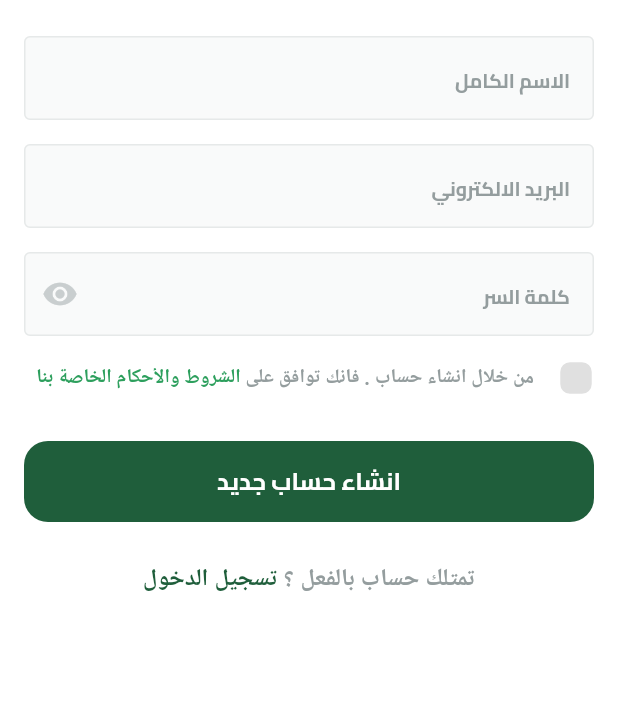
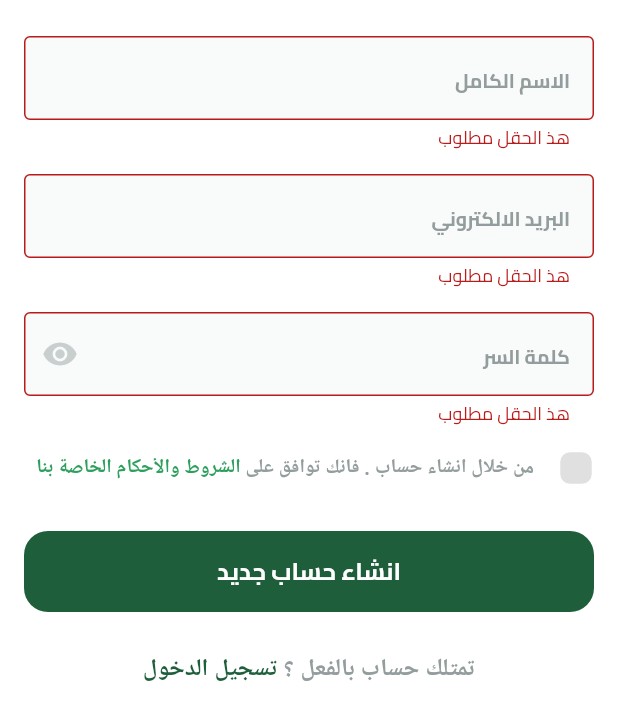
Before and after one commit to mohammedakilan/fruit_hub, a Flutter app: the SignupViewBody widget shown alone on an empty page, opened directly, after a tap on "انشاء حساب جديد", on a phone screen of 412 x 824 dp. Shown: the top 720 px of the screen. Run offline on Flutter 3.47's test engine with Material 3 defaults, Android fonts, the phone set to English and light mode, and no system bars; our stand-ins replace bloc, dartz, dots_indicator, firebase_auth, firebase_core, flutter_bloc and 4 more; accounts and stored records are empty.

```diff
--- a/lib/core/services/get_it.dart
+++ b/lib/core/services/get_it.dart
@@ -5,7 +5,7 @@ import 'package:get_it/get_it.dart';
 
 final getIt = GetIt.instance;
 
-void setup() {
+void setupGitIt() {
   getIt.registerSingleton<FirebaseAuthService>(FirebaseAuthService());
   getIt.registerSingleton<AuthRepo>(
       AuthRepoImpl(firebaseAuthService: getIt<FirebaseAuthService>()));
--- a/lib/core/widgets/custom_text_filed.dart
+++ b/lib/core/widgets/custom_text_filed.dart
@@ -6,14 +6,22 @@ class CustomTextFromFiled extends StatelessWidget {
     super.key,
     required this.hintText,
     required this.keyboardType,
-     this.suffixIcon,
+     this.suffixIcon, this.onSaved,
   });
   final String hintText;
   final TextInputType keyboardType;
   final Widget? suffixIcon;
+  final void Function(String?)? onSaved ;
   @override
   Widget build(BuildContext context) {
     return TextFormField(
+      onSaved:onSaved ,
+      validator: (value) {
+        if(value == null || value.isEmpty){
+          return 'هذ الحقل مطلوب';
+        }
+        return null;
+      },
       keyboardType: keyboardType,
       decoration: InputDecoration(
           suffixIcon: suffixIcon,
--- a/lib/features/auth/data/repo/auth_repo_impl.dart
+++ b/lib/features/auth/data/repo/auth_repo_impl.dart
@@ -22,7 +22,7 @@ class AuthRepoImpl extends AuthRepo {
     } on CustomException catch (e) {
       return Left(ServerFailure(e.message));
     } catch (e) {
-      return Left(ServerFailure('An error occurred , please try later'));
+      return Left(ServerFailure('حدث خطأ، يرجى المحاولة لاحقًا.'));
     }
   }
 }
--- a/lib/features/auth/presentation/views/widgets/signup_view_body.dart
+++ b/lib/features/auth/presentation/views/widgets/signup_view_body.dart
@@ -1,35 +1,60 @@
 import 'package:flutter/material.dart';
+import 'package:flutter_bloc/flutter_bloc.dart';
 import 'package:fruit_hub/constants.dart';
 import 'package:fruit_hub/core/widgets/custom_button.dart';
 import 'package:fruit_hub/core/widgets/custom_text_filed.dart';
+import 'package:fruit_hub/features/auth/presentation/cubits/features/signup/presentation/cubit/signup/signup_cubit.dart';
 import 'package:fruit_hub/features/auth/presentation/views/widgets/have_account.dart';
 import 'package:fruit_hub/features/auth/presentation/views/widgets/terms_and_condition.dart';
 
-class SignupViewBody extends StatelessWidget {
+class SignupViewBody extends StatefulWidget {
   const SignupViewBody({super.key});
 
   @override
+  State<SignupViewBody> createState() => _SignupViewBodyState();
+}
+
+class _SignupViewBodyState extends State<SignupViewBody> {
+  final GlobalKey<FormState> fromKey = GlobalKey<FormState>();
+  AutovalidateMode autovalidateMode = AutovalidateMode.disabled;
+  @override
   Widget build(BuildContext context) {
-    return  SingleChildScrollView(
+    late String name, email, password;
+    return SingleChildScrollView(
       child: Padding(
-        padding: EdgeInsets.symmetric(horizontal: kHorizontalPadding,),
+        padding: EdgeInsets.symmetric(
+          horizontal: kHorizontalPadding,
+        ),
+        child: Form(
+          autovalidateMode: autovalidateMode,
+          key: fromKey,
           child: Column(
             children: [
               SizedBox(
                 height: 24,
               ),
               CustomTextFromFiled(
-                hintText: 'الاسم الكامل', keyboardType: TextInputType.name),
+                  onSaved: (value) {
+                    name = value!;
+                  },
+                  hintText: 'الاسم الكامل',
+                  keyboardType: TextInputType.name),
               SizedBox(
                 height: 16,
               ),
               CustomTextFromFiled(
+                  onSaved: (value) {
+                    email = value!;
+                  },
                   hintText: 'البريد الالكتروني',
                   keyboardType: TextInputType.emailAddress),
               SizedBox(
                 height: 16,
               ),
               CustomTextFromFiled(
+                  onSaved: (value) {
+                    password = value!;
+                  },
                   suffixIcon: Icon(
                     Icons.remove_red_eye,
                     color: Color(0xffc9cecf),
@@ -39,10 +64,25 @@ class SignupViewBody extends StatelessWidget {
               SizedBox(height: 16),
               TermsAndConditionWidget(),
               SizedBox(height: 30),
-            CustomButton(text:  'انشاء حساب جديد' , onPressed: () {}),
-            SizedBox(height:26),
+              CustomButton(
+                  text: 'انشاء حساب جديد',
+                  onPressed: () {
+                    if (fromKey.currentState!.validate()) {
+                      fromKey.currentState!.save();
+                      context
+                          .read<SignupCubit>()
+                          .createUserWithEmailAndPassword(
+                              email: email, password: password, name: name);
+                    } else {
+                      setState(() {
+                        autovalidateMode = AutovalidateMode.always;
+                      });
+                    }
+                  }),
+              SizedBox(height: 26),
               HaveAnAccountWidget(),
             ],
+          ),
         ),
       ),
     );
--- a/lib/main.dart
+++ b/lib/main.dart
@@ -1,6 +1,7 @@
 import 'package:firebase_core/firebase_core.dart';
 import 'package:flutter/material.dart';
 import 'package:fruit_hub/core/helpersFunction/on_generate_route.dart';
+import 'package:fruit_hub/core/services/get_it.dart';
 import 'package:fruit_hub/core/services/shared_preferences_singleton.dart';
 import 'package:fruit_hub/core/utils/app_colors.dart';
 import 'package:fruit_hub/features/splash/presentation/views/splash_view.dart';
@@ -14,6 +15,7 @@ void main() async {
     options: DefaultFirebaseOptions.currentPlatform,
   );
   await Prefs.init();
+  setupGitIt();
   runApp(const FruitHub());
 }
 
--- a/pubspec.yaml
+++ b/pubspec.yaml
@@ -28,6 +28,7 @@ environment:
 # the latest version available on pub.dev. To see which dependencies have newer
 # versions available, run `flutter pub outdated`.
 dependencies:
+  modal_progress_hud_nsn: ^0.5.0
   cupertino_icons: ^1.0.8
   dartz: ^0.10.1
   dots_indicator: ^3.0.0
```
Also changed, not shown: lib/core/services/firebase_auth_service.dart (+4 -4 lines), lib/features/auth/presentation/views/widgets/signup_view_body_bloc_consumer.dart (+12 -1 lines), pubspec.lock, 1 other file. Lines whose indentation alone changed are shown as unchanged.
